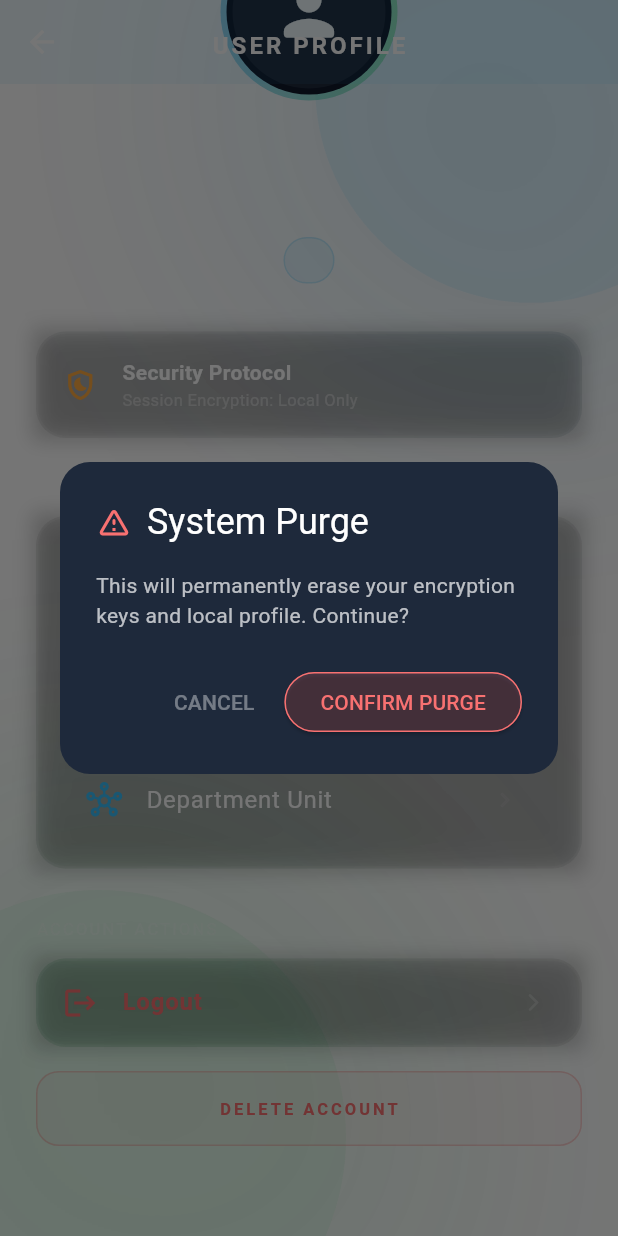
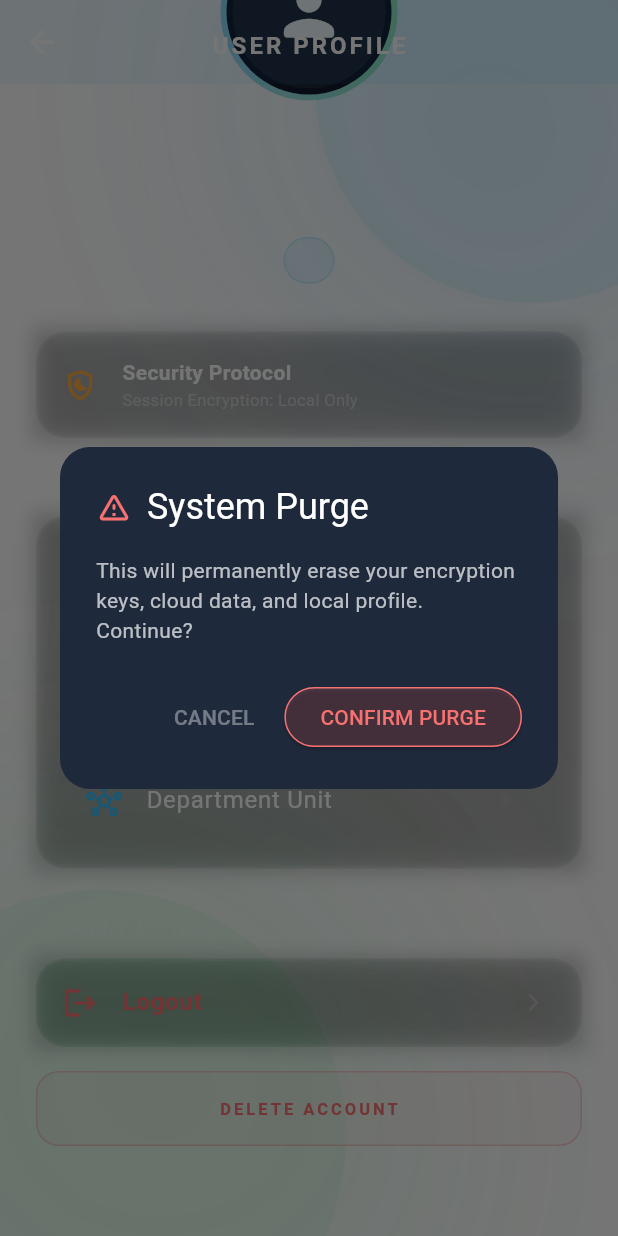
Before and after one commit to Art-Invis/mobile_flutter_iot, a Flutter app: the ProfileScreen screen opened directly, scrolled down 171 dp, after a tap on "DELETE ACCOUNT", on a phone screen of 412 x 824 dp. Run offline on Flutter 3.47's test engine with Material 3 defaults, Android fonts, the phone set to English and light mode, and no system bars; our stand-ins replace connectivity_plus, dio, flutter_secure_storage, shared_preferences; missing offline and left inert: mqtt_client, shake; accounts and stored records are empty.

Commit message:
Implement CRUD operations and account deletion in UI

```diff
--- a/lib/profile/profile_screen.dart
+++ b/lib/profile/profile_screen.dart
@@ -2,6 +2,7 @@ import 'package:flutter/material.dart';
 import 'package:mobile_flutter_iot/models/user_model.dart';
 import 'package:mobile_flutter_iot/providers/auth_provider.dart';
 import 'package:mobile_flutter_iot/repository/local_user_repository.dart';
+import 'package:mobile_flutter_iot/services/api_service.dart';
 import 'package:mobile_flutter_iot/widgets/blur_blob.dart';
 import 'package:mobile_flutter_iot/widgets/glass_card.dart';
 import 'package:mobile_flutter_iot/widgets/profile_item.dart';
@@ -20,6 +21,7 @@ class _ProfileScreenState extends State<ProfileScreen> {
 
   UserModel? _currentUser;
   final _userRepository = LocalUserRepository();
+  final _apiService = ApiService();
 
   @override
   void initState() {
@@ -57,9 +59,7 @@ class _ProfileScreenState extends State<ProfileScreen> {
             TextButton(
               onPressed: () async {
                 final auth = Provider.of<AuthProvider>(context, listen: false);
-
                 Navigator.pop(dialogContext);
-
                 await auth.logout();
 
                 if (mounted) {
@@ -72,7 +72,9 @@ class _ProfileScreenState extends State<ProfileScreen> {
               },
               child: const Text(
                 'LOGOUT',
-                style: TextStyle(color: Colors.redAccent),
+                style: TextStyle(
+                  color: Colors.redAccent,
+                ),
               ),
             ),
           ],
@@ -82,6 +84,8 @@ class _ProfileScreenState extends State<ProfileScreen> {
   }
 
   Future<void> _deleteAccount() async {
+    final authProvider = context.read<AuthProvider>();
+
     final confirm = await showDialog<bool>(
       context: context,
       builder: (context) => AlertDialog(
@@ -95,7 +99,7 @@ class _ProfileScreenState extends State<ProfileScreen> {
           ],
         ),
         content: const Text(
-          'This will permanently erase your encryption keys '
+          'This will permanently erase your encryption keys, cloud data, '
           'and local profile. Continue?',
           style: TextStyle(color: Colors.white70),
         ),
@@ -119,16 +123,36 @@ class _ProfileScreenState extends State<ProfileScreen> {
     );
 
     if (confirm == true) {
+      final success = await _apiService.deleteAccount();
+
+      if (!mounted) return;
+
+      if (success) {
         await _userRepository.deleteUser();
-      if (mounted) {
-        await context.read<AuthProvider>().logout();
-        if (mounted) {
+
+        await authProvider.logout();
+
+        if (!mounted) return;
+
+        ScaffoldMessenger.of(context).showSnackBar(
+          const SnackBar(
+            content: Text('Cloud Account Destroyed.'),
+            backgroundColor: Colors.redAccent,
+          ),
+        );
         Navigator.pushNamedAndRemoveUntil(
           context,
           '/login',
           (route) => false,
         );
-        }
+      } else {
+        if (!mounted) return;
+        ScaffoldMessenger.of(context).showSnackBar(
+          const SnackBar(
+            content: Text('Failed to delete cloud account. Check connection.'),
+            backgroundColor: Colors.orange,
+          ),
+        );
       }
     }
   }
@@ -298,7 +322,10 @@ class _ProfileScreenState extends State<ProfileScreen> {
           }),
           child: Text(
             name,
-            style: const TextStyle(fontSize: 26, fontWeight: FontWeight.bold),
+            style: const TextStyle(
+              fontSize: 26,
+              fontWeight: FontWeight.bold,
+            ),
           ),
         ),
         const SizedBox(height: 4),
```
Also changed, not shown: lib/screens/home/add_device_screen.dart (+53 -16 lines), lib/screens/home/details_screen.dart (+67 -3 lines), 1 other file. Lines whose indentation alone changed are shown as unchanged.
